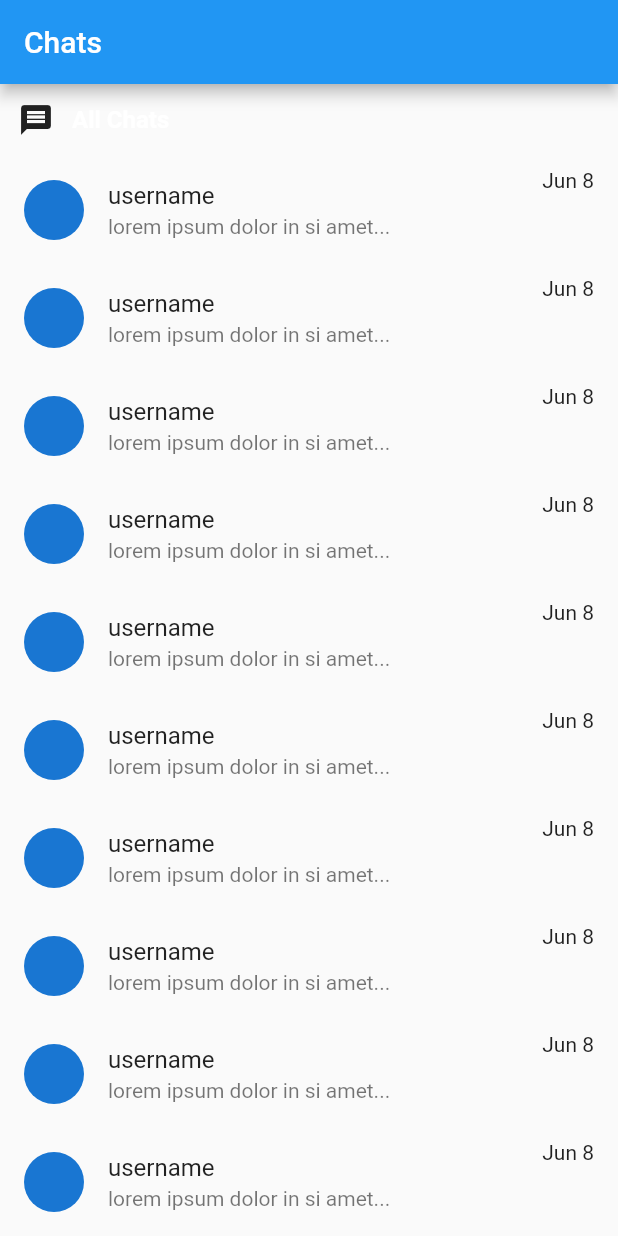
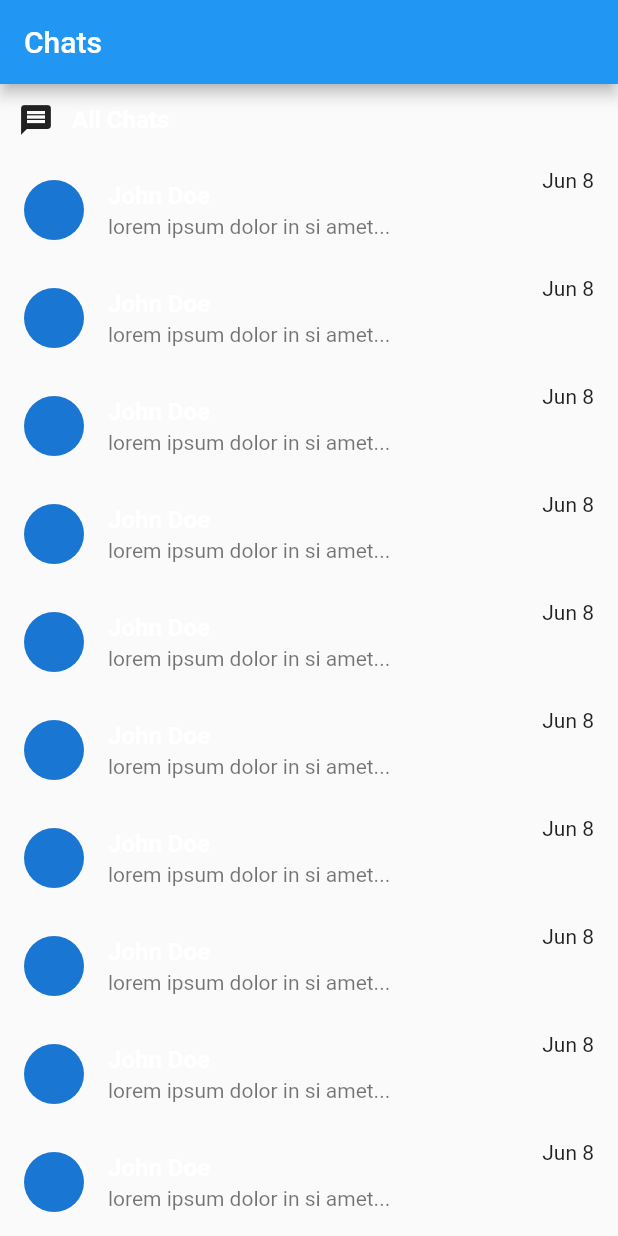
Before and after one commit to francisceioseph/flutter-whats-clone, a Flutter app: the screen it shows after launch, scrolled down 1920 dp, on a phone screen of 412 x 824 dp. Run offline on Flutter 3.47's test engine with Material 2 defaults, Android fonts, the phone set to English and light mode, and no system bars; drawn by our look-alikes of flutter_slidable; our stand-ins replace flutter_sticky_header.

```diff
--- a/lib/config/app_router.dart
+++ b/lib/config/app_router.dart
@@ -1,10 +1,15 @@
 import 'package:flutter/material.dart';
 import 'package:flutter_whats_clone/widgets/pages/chat_page.dart';
+import 'package:flutter_whats_clone/widgets/pages/messages_page.dart';
 
 class AppRouter {
   MaterialPageRoute onGenerateRoute(RouteSettings settings) {
     return MaterialPageRoute(
       builder: (BuildContext context) {
+        if (settings.name == MessagesPage.routeName) {
+          return MessagesPage();
+        }
+
         return ChatPage();
       },
     );
--- a/lib/widgets/components/conversations/conversation_item.dart
+++ b/lib/widgets/components/conversations/conversation_item.dart
@@ -1,5 +1,6 @@
 import 'package:flutter/material.dart';
 import 'package:flutter_slidable/flutter_slidable.dart';
+import 'package:flutter_whats_clone/widgets/pages/messages_page.dart';
 
 class ConversationItem extends StatelessWidget {
   final bool isPinned;
@@ -16,7 +17,12 @@ class ConversationItem extends StatelessWidget {
       actionPane: SlidableDrawerActionPane(),
       child: ListTile(
         leading: CircleAvatar(),
-        title: Text('username'),
+        title: Text(
+          'John Doe',
+          style: theme.primaryTextTheme.subhead.copyWith(
+            fontWeight: FontWeight.bold,
+          ),
+        ),
         subtitle: Text('lorem ipsum dolor in si amet...'),
         trailing: Container(
           child: Column(
@@ -26,6 +32,9 @@ class ConversationItem extends StatelessWidget {
             ],
           ),
         ),
+        onTap: () {
+          Navigator.of(context).pushNamed(MessagesPage.routeName);
+        },
       ),
       actions: <Widget>[
         IconSlideAction(
```
Also changed, not shown: lib/widgets/pages/messages_page.dart (added, +15 -0 lines).
